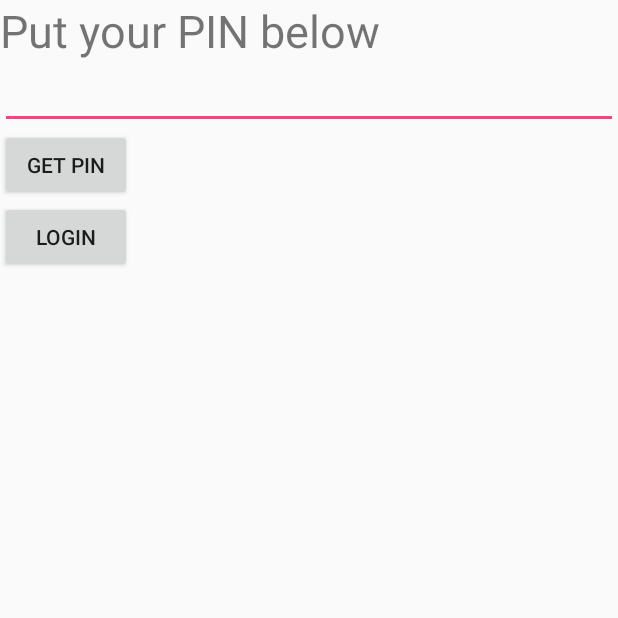
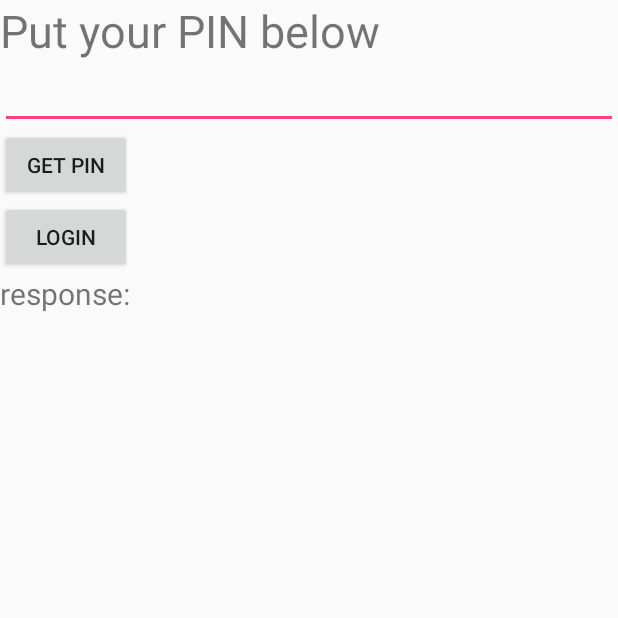
Before and after one commit to sammy9867/FacultyBluePrint, an Android app: the screen it shows after launch (LoginActivity), after a tap on "GET PIN", on a phone screen of 412 x 824 dp, the top half of it. Run offline under Robolectric (Android 15) with nearby library versions, the light colour scheme and no system bars; libraries missing offline, so code that uses them is left out: com.ittianyu.bottomnavigationviewex; 6 statements that could not run were skipped.

Commit message:
Login process is updated, but still needs to be completed. The current problem is "Nonce already used" and signature generation

```diff
--- a/app/build.gradle
+++ b/app/build.gradle
@@ -40,5 +40,4 @@ dependencies {
     implementation 'de.hdodenhof:circleimageview:2.1.0'
     implementation 'com.squareup.picasso:picasso:2.5.2'
 
-
 }
--- /dev/null
+++ b/app/src/main/java/com/example/samue/facultyblueprint/Login/FDataLogin.java
@@ -0,0 +1,167 @@
+package com.example.samue.facultyblueprint.Login;
+
+import android.os.AsyncTask;
+import android.util.Log;
+
+import java.io.BufferedReader;
+import java.io.IOException;
+import java.io.InputStream;
+import java.io.InputStreamReader;
+import java.io.UnsupportedEncodingException;
+import java.net.HttpURLConnection;
+import java.net.MalformedURLException;
+import java.net.URL;
+import java.security.InvalidKeyException;
+import java.security.NoSuchAlgorithmException;
+import java.util.Random;
+import java.util.UUID;
+
+import javax.crypto.Mac;
+import javax.crypto.spec.SecretKeySpec;
+
+/**
+ * Created by michael on 04.12.18.
+ */
+
+public class FDataLogin extends AsyncTask<Void, Void, Void> {
+
+    private String response = "";
+
+    private String nonce;
+    private String timestamp;
+
+
+    @Override
+    protected Void doInBackground(Void... voids ){
+        nonce = GenerateNonce();
+        timestamp =  GenerateTimeStamp();
+        String request_token = "https://usosapps.chat.edu.pl/services/oauth/request_token" +
+                "?oauth_callback=oob" +
+                "&oauth_consumer_key=" +LoginActivity.CONSUMER_KEY+
+                "&oauth_nonce=" + nonce +
+                "&oauth_signature_method=HMAC-SHA1" +
+                "&oauth_timestamp=" + timestamp +
+                "&oauth_version=1.0" +
+                "&oauth_signature="+GenerateSignature();
+        URL requestTokenURL;
+        try {
+            Log.i("url>", request_token);
+            requestTokenURL = new URL(request_token);
+            HttpURLConnection connection = (HttpURLConnection) requestTokenURL.openConnection();
+            InputStream is = connection.getInputStream();
+            BufferedReader iBR = new BufferedReader(new InputStreamReader(is));
+            String input = "";
+
+
+            while (true){
+                input = iBR.readLine();
+                if(input != null)
+                    response+= input;
+                if(input == null)
+                    break;
+            }
+
+
+        } catch (MalformedURLException e) {
+            e.printStackTrace();
+        } catch (IOException e) {
+            e.printStackTrace();
+            // TODO: Handle exception
+            // possible error 400 and higher */
+            Log.i("IOException> ", "Possible error 400 and higher");
+        }
+        Log.i("response", response);
+        return null;
+    }
+
+
+    @Override
+    protected void onPostExecute(Void aVoid) {
+        super.onPostExecute(aVoid);
+        LoginActivity.response = this.response;
+    }
+
+    /**
+     * Generates Time Stamp for URL requests
+     * @return String timestamp
+     */
+    public String GenerateTimeStamp(){
+        Long tsLong = System.currentTimeMillis()/1000;
+        return tsLong.toString();
+    }
+
+    /**
+     * Generates Nonce for URL requests
+     * UUID is a class that represents an immutable universally unique identifier.
+     * A UUID represents a 128-bit value.
+     * @return String nonce
+     */
+    private String GenerateNonce() {
+        int r = new Random(System.currentTimeMillis()).nextInt(9_999_999-123400);
+        r += 123400;
+//        return UUID.randomUUID().toString();
+        return ""+r;
+    }
+
+    /**
+     * Generates Signature for URL requests.
+     * @return String signature
+     */
+    private String GenerateSignature() {
+        try {
+
+            return hmacSha1("GET&https%3A%2F%2Fapps.usos.pw.edu.pl%2" +
+                    "Fservices%2Foauth%2Frequest_token&oauth_callback%3Doob%26" +
+                    "oauth_consumer_key%3D" +
+                    LoginActivity.CONSUMER_KEY +
+                    "%26oauth_nonce%3D" + nonce +
+                    "%26" +
+                    "oauth_signature_method%3DHMAC-SHA1%26" +
+                    "oauth_timestamp%3D"+timestamp+"%26oauth_version%3D1.0", LoginActivity.CONSUMER_KEY);
+
+
+        } catch (UnsupportedEncodingException e) {
+            e.printStackTrace();
+        } catch (NoSuchAlgorithmException e) {
+            e.printStackTrace();
+        } catch (InvalidKeyException e) {
+            e.printStackTrace();
+        }
+        return null;
+    }
+
+
+    /**
+     * Stackoverflow code to generate the signature
+     * @param value
+     * @param key
+     * @return
+     * @throws UnsupportedEncodingException
+     * @throws NoSuchAlgorithmException
+     * @throws InvalidKeyException
+     */
+    private static String hmacSha1(String value, String key)
+            throws UnsupportedEncodingException, NoSuchAlgorithmException,
+            InvalidKeyException {
+        String type = "HmacSHA1";
+        SecretKeySpec secret = new SecretKeySpec(key.getBytes(), type);
+        Mac mac = Mac.getInstance(type);
+        mac.init(secret);
+        byte[] bytes = mac.doFinal(value.getBytes());
+        return bytesToHex(bytes);
+    }
+
+    private final static char[] hexArray = "0123456789abcdef".toCharArray();
+
+    private static String bytesToHex(byte[] bytes) {
+        char[] hexChars = new char[bytes.length * 2];
+        int v;
+        for (int j = 0; j < bytes.length; j++) {
+            v = bytes[j] & 0xFF;
+            hexChars[j * 2] = hexArray[v >>> 4];
+            hexChars[j * 2 + 1] = hexArray[v & 0x0F];
+        }
+        return new String(hexChars);
+    }
+    /// end of Stackoverflow code
+}
--- a/app/src/main/java/com/example/samue/facultyblueprint/Login/LoginActivity.java
+++ b/app/src/main/java/com/example/samue/facultyblueprint/Login/LoginActivity.java
@@ -3,32 +3,44 @@ package com.example.samue.facultyblueprint.Login;
 import android.os.Bundle;
 import android.support.v7.app.AppCompatActivity;
 import android.view.View;
+import android.view.Window;
+import android.widget.TextView;
 
 import com.example.samue.facultyblueprint.R;
 
+import org.w3c.dom.Text;
 
 public class LoginActivity extends AppCompatActivity {
 
-    private static final String APPLICATION_NAME  = "FacultyStaff12";
-    private static final String CONSUMER_KEY      = "fXbK9PNe7wBVgbbwQ8Fr";
-    private static final String CONSUMER_SECRET   = "2JU4Ka27ryAdQeqFfCUAReRN5U8aqvMsm8F5URBt";
+    public static final String APPLICATION_NAME  = "FacultyStuff11";
+    public static final String CONSUMER_KEY      = "Lds4czKt8zVVAEp98EjG";
+    public static final String CONSUMER_SECRET   = "ZDVtrxrkaNbjaN958d5bGPBx2WjE87br6gm7ZF8h";
 
+    public static String response;
     //Call Activity Login
     @Override
     protected void onCreate(Bundle savedInstanceState) {
         super.onCreate(savedInstanceState);
         setContentView(R.layout.activity_login);
+
+        response = "";
     }
 
 
-    /** Method to ne called on click Get PIN*/
+    /** Method to be called on click Get PIN*/
     public void getPinButton_Click(View view) {
-
+            FDataLogin fDataLogin = new FDataLogin();
+            fDataLogin.execute();
     }
 
     /** Method to be called on click Login*/
     public void loginButton_Click(View view) {
+
     }
 
 
+    public void Refresh_Click(View view) {
+
+        ((TextView) view).setText("response:\n"+response + "\n");
+    }
 }
--- a/app/src/main/res/layout/activity_login.xml
+++ b/app/src/main/res/layout/activity_login.xml
@@ -40,7 +40,9 @@
 
     <TextView
         android:id="@+id/textView"
-        android:textSize="20sp"/>
+        android:textSize="20sp"
+        android:text="refresh"
+        android:onClick="Refresh_Click"/>
 
 
 </GridLayout>
```
